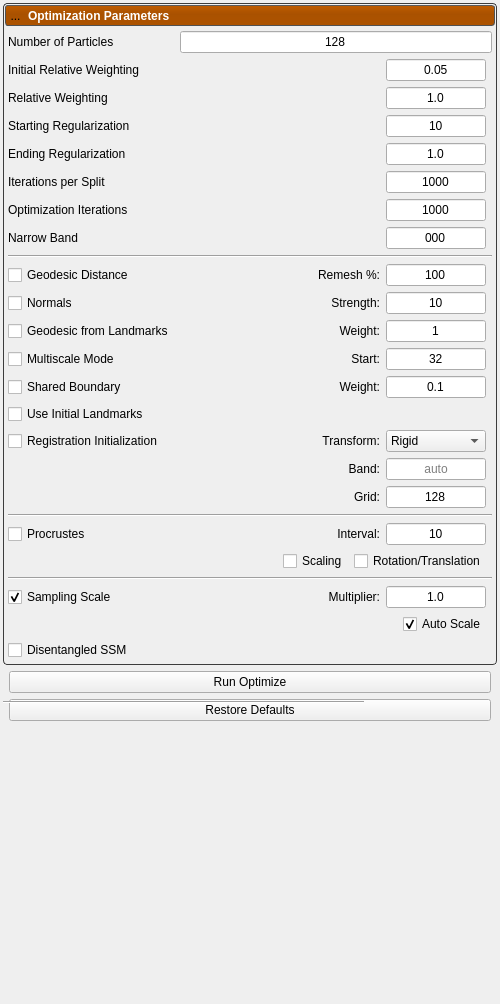
Above: Studio/Optimize/OptimizeTool.ui from SCIInstitute/ShapeWorks before the change. Below: the same form after it.
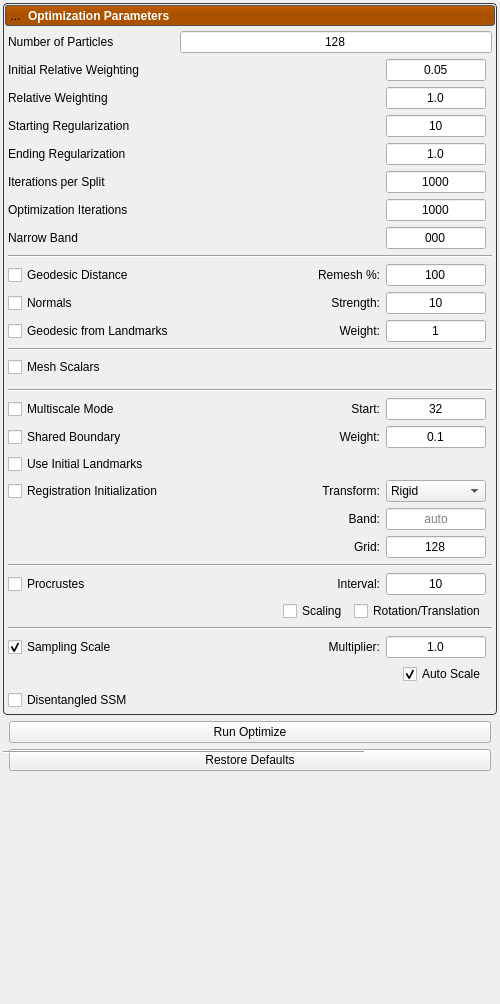
That is the form after the change. Icons and pictures are not drawn.

Commit message: Use mesh scalar fields as optimization attributes

Patch:
```diff
--- a/Studio/Optimize/OptimizeTool.ui
+++ b/Studio/Optimize/OptimizeTool.ui
@@ -645,15 +645,57 @@
                  </property>
                 </widget>
                </item>
-               <!-- Row 21: Multiscale Mode (combined checkbox + start particles) -->
-               <item row="21" column="0">
+               <!-- Rows 21-24: Mesh Scalars section.  The rows under the checkbox are filled in
+                    with the fields found on the meshes; the whole section, dividers and all, is
+                    hidden when the meshes carry no fields -->
+               <item row="21" column="0" colspan="4">
+                <widget class="Line" name="line_mesh_scalars_top">
+                 <property name="orientation">
+                  <enum>Qt::Horizontal</enum>
+                 </property>
+                </widget>
+               </item>
+               <item row="22" column="0">
+                <widget class="QCheckBox" name="mesh_scalars">
+                 <property name="text">
+                  <string>Mesh Scalars</string>
+                 </property>
+                </widget>
+               </item>
+               <item row="23" column="0" colspan="3">
+                <widget class="QWidget" name="mesh_scalar_widget" native="true">
+                 <layout class="QGridLayout" name="mesh_scalar_layout">
+                  <property name="leftMargin">
+                   <number>0</number>
+                  </property>
+                  <property name="topMargin">
+                   <number>0</number>
+                  </property>
+                  <property name="rightMargin">
+                   <number>0</number>
+                  </property>
+                  <property name="bottomMargin">
+                   <number>0</number>
+                  </property>
+                 </layout>
+                </widget>
+               </item>
+               <item row="24" column="0" colspan="4">
+                <widget class="Line" name="line_mesh_scalars_bottom">
+                 <property name="orientation">
+                  <enum>Qt::Horizontal</enum>
+                 </property>
+                </widget>
+               </item>
+               <!-- Row 25: Multiscale Mode (combined checkbox + start particles) -->
+               <item row="25" column="0">
                 <widget class="QCheckBox" name="multiscale">
                  <property name="text">
                   <string>Multiscale Mode</string>
                  </property>
                 </widget>
                </item>
-               <item row="21" column="1">
+               <item row="25" column="1">
                 <widget class="QLabel" name="multiscale_start_label">
                  <property name="text">
                   <string>Start:</string>
@@ -663,7 +705,7 @@
                  </property>
                 </widget>
                </item>
-              <item row="21" column="2">
+              <item row="25" column="2">
                 <widget class="QLineEdit" name="multiscale_particles">
                  <property name="text">
                   <string>32</string>
@@ -685,15 +727,15 @@
                  </property>
                 </widget>
                </item>
-               <!-- Row 22: Shared Boundary (combined checkbox + weight) -->
-               <item row="22" column="0">
+               <!-- Row 26: Shared Boundary (combined checkbox + weight) -->
+               <item row="26" column="0">
                 <widget class="QCheckBox" name="shared_boundary">
                  <property name="text">
                   <string>Shared Boundary</string>
                  </property>
                 </widget>
                </item>
-               <item row="22" column="1">
+               <item row="26" column="1">
                 <widget class="QLabel" name="shared_boundary_weight_label">
                  <property name="text">
                   <string>Weight:</string>
@@ -703,7 +745,7 @@
                  </property>
                 </widget>
                </item>
-              <item row="22" column="2">
+              <item row="26" column="2">
                 <widget class="QLineEdit" name="shared_boundary_weight">
                  <property name="text">
                   <string>0.1</string>
@@ -725,23 +767,23 @@
                  </property>
                 </widget>
                </item>
-               <!-- Row 23: Use Initial Landmarks (checkbox only) -->
-               <item row="23" column="0">
+               <!-- Row 27: Use Initial Landmarks (checkbox only) -->
+               <item row="27" column="0">
                 <widget class="QCheckBox" name="use_landmarks">
                  <property name="text">
                   <string>Use Initial Landmarks</string>
                  </property>
                 </widget>
                </item>
-               <!-- Row 24: Registration Initialization (combined checkbox + transform type) -->
-               <item row="24" column="0">
+               <!-- Row 28: Registration Initialization (combined checkbox + transform type) -->
+               <item row="28" column="0">
                 <widget class="QCheckBox" name="registration_initialization">
                  <property name="text">
                   <string>Registration Initialization</string>
                  </property>
                 </widget>
                </item>
-               <item row="24" column="1">
+               <item row="28" column="1">
                 <widget class="QLabel" name="registration_transform_label">
                  <property name="text">
                   <string>Transform:</string>
@@ -751,7 +793,7 @@
                  </property>
                 </widget>
                </item>
-               <item row="24" column="2">
+               <item row="28" column="2">
                 <widget class="QComboBox" name="registration_transform_type">
                  <property name="minimumSize">
                   <size>
@@ -782,8 +824,8 @@
                  </item>
                 </widget>
                </item>
-               <!-- Row 25: Registration band -->
-               <item row="25" column="1">
+               <!-- Row 29: Registration band -->
+               <item row="29" column="1">
                 <widget class="QLabel" name="registration_band_label">
                  <property name="text">
                   <string>Band:</string>
@@ -793,7 +835,7 @@
                  </property>
                 </widget>
                </item>
-               <item row="25" column="2">
+               <item row="29" column="2">
                 <widget class="QLineEdit" name="registration_band">
                  <property name="placeholderText">
                   <string>auto</string>
@@ -815,8 +857,8 @@
                  </property>
                 </widget>
                </item>
-               <!-- Row 26: Registration grid size -->
-               <item row="26" column="1">
+               <!-- Row 30: Registration grid size -->
+               <item row="30" column="1">
                 <widget class="QLabel" name="registration_grid_label">
                  <property name="text">
                   <string>Grid:</string>
@@ -826,7 +868,7 @@
                  </property>
                 </widget>
                </item>
-               <item row="26" column="2">
+               <item row="30" column="2">
                 <widget class="QLineEdit" name="registration_grid_size">
                  <property name="text">
                   <string>128</string>
@@ -849,22 +891,22 @@
                 </widget>
                </item>
                <!-- Divider: after Geodesic/Options group -->
-               <item row="27" column="0" colspan="4">
+               <item row="31" column="0" colspan="4">
                 <widget class="Line" name="line_opt_2">
                  <property name="orientation">
                   <enum>Qt::Horizontal</enum>
                  </property>
                 </widget>
                </item>
-               <!-- Row 28: Procrustes (combined checkbox + interval) -->
-               <item row="28" column="0">
+               <!-- Row 32: Procrustes (combined checkbox + interval) -->
+               <item row="32" column="0">
                 <widget class="QCheckBox" name="procrustes">
                  <property name="text">
                   <string>Procrustes</string>
                  </property>
                 </widget>
                </item>
-               <item row="28" column="1">
+               <item row="32" column="1">
                 <widget class="QLabel" name="procrustes_interval_label">
                  <property name="text">
                   <string>Interval:</string>
@@ -874,7 +916,7 @@
                  </property>
                 </widget>
                </item>
-              <item row="28" column="2">
+              <item row="32" column="2">
                 <widget class="QLineEdit" name="procrustes_interval">
                  <property name="text">
                   <string>10</string>
@@ -896,8 +938,8 @@
                  </property>
                 </widget>
                </item>
-               <!-- Row 29: Procrustes sub-options (Scaling + Rot/Trans) -->
-               <item row="29" column="0" colspan="3">
+               <!-- Row 33: Procrustes sub-options (Scaling + Rot/Trans) -->
+               <item row="33" column="0" colspan="3">
                 <widget class="QWidget" name="procrustes_sub_widget" native="true">
                  <layout class="QHBoxLayout" name="procrustes_sub_layout">
                   <property name="leftMargin">
@@ -943,15 +985,15 @@
                 </widget>
                </item>
                <!-- Divider: after Procrustes group -->
-               <item row="30" column="0" colspan="4">
+               <item row="34" column="0" colspan="4">
                 <widget class="Line" name="line_opt_3">
                  <property name="orientation">
                   <enum>Qt::Horizontal</enum>
                  </property>
                 </widget>
                </item>
-               <!-- Row 31: Sampling Scale (combined checkbox + multiplier) -->
-               <item row="31" column="0">
+               <!-- Row 35: Sampling Scale (combined checkbox + multiplier) -->
+               <item row="35" column="0">
                 <widget class="QCheckBox" name="sampling_scale">
                  <property name="text">
                   <string>Sampling Scale</string>
@@ -961,7 +1003,7 @@
                  </property>
                 </widget>
                </item>
-               <item row="31" column="1">
+               <item row="35" column="1">
                 <widget class="QLabel" name="sampling_scale_label">
                  <property name="text">
                   <string>Multiplier:</string>
@@ -971,7 +1013,7 @@
                  </property>
                 </widget>
                </item>
-              <item row="31" column="2">
+              <item row="35" column="2">
                 <widget class="QLineEdit" name="sampling_scale_value">
                  <property name="text">
                   <string>1.0</string>
@@ -993,8 +1035,8 @@
                  </property>
                 </widget>
                </item>
-               <!-- Row 32: Auto Scale (sub-checkbox) -->
-               <item row="32" column="0" colspan="3">
+               <!-- Row 36: Auto Scale (sub-checkbox) -->
+               <item row="36" column="0" colspan="3">
                 <widget class="QWidget" name="sampling_auto_scale_sub_widget" native="true">
                  <layout class="QHBoxLayout" name="sampling_auto_scale_sub_layout">
                   <property name="leftMargin">
@@ -1035,8 +1077,8 @@
                  </layout>
                 </widget>
                </item>
-               <!-- Row 33: Disentangled SSM (checkbox only, hidden) -->
-               <item row="33" column="0">
+               <!-- Row 37: Disentangled SSM (checkbox only, hidden) -->
+               <item row="37" column="0">
                 <widget class="QCheckBox" name="use_disentangled_ssm">
                  <property name="text">
                   <string>Disentangled SSM</string>
```
The commit also changes 15 other files.
